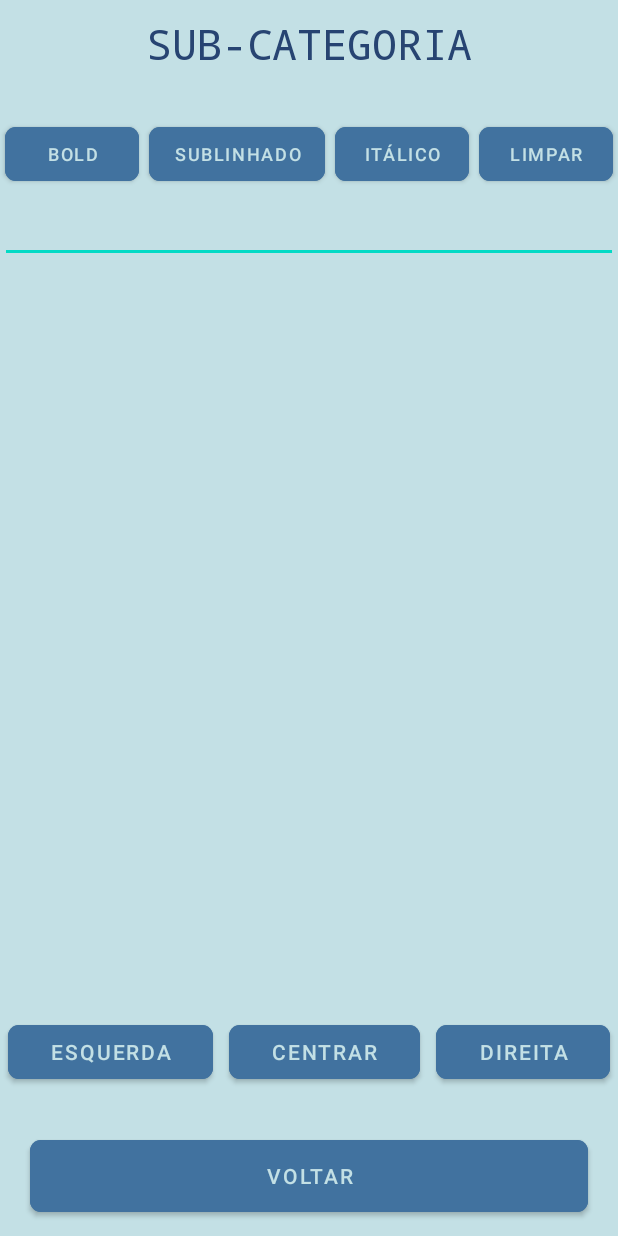
After one commit to farsenfsd/ULang, an Android app: the prof_criar_content screen opened directly, with no data from a screen before it, on a phone screen of 412 x 824 dp. The commit adds this screen. Run offline under Robolectric (Android 15) with nearby library versions, the phone set to English and light mode, and no system bars.

Commit message:
Progresso no content

```diff
--- a/app/src/main/AndroidManifest.xml
+++ b/app/src/main/AndroidManifest.xml
@@ -52,6 +52,9 @@
         <activity android:name=".prof_criar_subcat">
 
         </activity>
+        <activity android:name="prof_criar_content">
+
+        </activity>
     </application>
 
 </manifest>
--- /dev/null
+++ b/app/src/main/java/com/example/projectoubi_41400/prof_criar_content.java
@@ -0,0 +1,37 @@
+package com.example.projectoubi_41400;
+
+import android.os.Bundle;
+import android.view.View;
+import android.widget.EditText;
+
+import androidx.appcompat.app.AppCompatActivity;
+
+public class prof_criar_content extends AppCompatActivity {
+
+    private EditText editText;
+
+    @Override
+    protected void onCreate(Bundle savedInstanceState) {
+        super.onCreate(savedInstanceState);
+        setContentView(R.layout.activity_prof_criar_content);
+
+        editText = findViewById(R.id.content);
+    }
+
+    public void TextBold(View v){
+
+    }
+
+    public void TextUnderline(View v){
+
+    }
+
+    public void TextItallic(View v){
+
+    }
+
+    public void TextNoFormat(View v){
+
+    }
+
+}
--- a/app/src/main/java/com/example/projectoubi_41400/prof_criar_subcat.java
+++ b/app/src/main/java/com/example/projectoubi_41400/prof_criar_subcat.java
@@ -57,7 +57,6 @@ public class prof_criar_subcat
         TextView nameView = view.findViewById(R.id.name);
         nameView.setText("Olá");
 
-
     }
 
     private void buildDialog(){
@@ -107,8 +106,8 @@ public class prof_criar_subcat
         edit.setOnClickListener(new View.OnClickListener(){ // Não pronto
             @Override
             public void onClick(View v) {
-                Intent iActivity = new Intent( v.getContext(), prof_criar_subcat.class);
-                iActivity.putExtra("Cathegory_Name", name);
+                Intent iActivity = new Intent( v.getContext(), prof_criar_content.class);
+                iActivity.putExtra("Subcathegory_Name", name);
                 Gson gson = new Gson();
                 String pacote = gson.toJson(novo);
                 iActivity.putExtra("Pacote", pacote);
--- a/app/src/main/res/layout/activity_prof_criar.xml
+++ b/app/src/main/res/layout/activity_prof_criar.xml
@@ -51,7 +51,7 @@
             android:id="@+id/addCategoria"
             android:layout_width="wrap_content"
             android:layout_height="wrap_content"
-            android:layout_marginLeft="50dp"
+            android:layout_marginStart="50dp"
             android:layout_marginBottom="10dp"
             android:backgroundTint="#41729f"
             android:onClick="OpenAbrirDialogo"
@@ -64,9 +64,7 @@
             android:id="@+id/addCategoria2"
             android:layout_width="wrap_content"
             android:layout_height="wrap_content"
-            android:layout_alignParentEnd="true"
-            android:layout_alignParentRight="true"
-            android:layout_marginLeft="70dp"
+            android:layout_marginStart="70dp"
             android:layout_marginBottom="10dp"
             android:backgroundTint="#41729f"
             android:onClick="OpenGuardarPacote"
--- /dev/null
+++ b/app/src/main/res/layout/activity_prof_criar_content.xml
@@ -0,0 +1,182 @@
+<?xml version="1.0" encoding="utf-8"?>
+<RelativeLayout
+    xmlns:android="http://schemas.android.com/apk/res/android"
+    xmlns:app="http://schemas.android.com/apk/res-auto"
+    xmlns:tools="http://schemas.android.com/tools"
+    android:layout_width="match_parent"
+    android:layout_height="match_parent"
+    android:background="#c3e0e5"
+    tools:context=".prof_criar_content">
+
+    <LinearLayout
+        android:id="@+id/buttonsformat"
+        android:layout_width="match_parent"
+        android:layout_height="wrap_content"
+        android:layout_centerHorizontal="true"
+        android:layout_above="@+id/scrollview"
+        android:orientation="horizontal"
+        android:weightSum="4">
+
+        <Button
+            android:id="@+id/buttonBold"
+            android:layout_width="wrap_content"
+            android:layout_height="wrap_content"
+            android:layout_margin="03dp"
+            android:layout_weight="1"
+            android:backgroundTint="#41729f"
+            android:onClick="TextBold"
+            android:text="Bold"
+            android:textColor="#c3e0e5"
+            android:textSize="12dp"
+            app:cornerRadius="7dp"
+            app:rippleColor="#33AAAAAA" />
+
+        <Button
+            android:id="@+id/buttonUnderline"
+            android:layout_width="wrap_content"
+            android:layout_height="wrap_content"
+            android:layout_margin="3dp"
+            android:layout_weight="1"
+            android:backgroundTint="#41729f"
+            android:onClick="TextUnderline"
+            android:text="Sublinhado"
+            android:textColor="#c3e0e5"
+            app:cornerRadius="7dp"
+            android:textSize="12dp"
+            app:rippleColor="#33AAAAAA" />
+
+        <Button
+            android:id="@+id/buttonItallics"
+            android:layout_width="wrap_content"
+            android:layout_height="wrap_content"
+            android:layout_margin="3dp"
+            android:layout_weight="1"
+            android:backgroundTint="#41729f"
+            android:onClick="TextItallic"
+            android:text="Itálico"
+            android:textColor="#c3e0e5"
+            app:cornerRadius="7dp"
+            android:textSize="12dp"
+            app:rippleColor="#33AAAAAA" />
+
+        <Button
+            android:id="@+id/buttonNoFormat"
+            android:layout_width="wrap_content"
+            android:layout_height="wrap_content"
+            android:layout_margin="3dp"
+            android:layout_weight="1"
+            android:backgroundTint="#41729f"
+            android:onClick="TextNoFormat"
+            android:text="Limpar"
+            android:textColor="#c3e0e5"
+            app:cornerRadius="7dp"
+            android:textSize="12dp"
+            app:rippleColor="#33AAAAAA" />
+    </LinearLayout>
+
+    <TextView
+        android:id="@+id/subcathegory"
+        android:layout_width="match_parent"
+        android:layout_height="50dp"
+        android:layout_marginTop="10dp"
+        android:layout_marginBottom="70dp"
+        android:fontFamily="monospace"
+        android:text="SUB-CATEGORIA"
+        android:textAlignment="center"
+        android:textColor="#274472"
+        android:textSize="28sp"
+        app:layout_constraintEnd_toEndOf="parent"
+        app:layout_constraintHorizontal_bias="0.535"
+        app:layout_constraintStart_toStartOf="parent" />
+
+    <LinearLayout
+        android:id="@+id/buttonsOrientation"
+        android:layout_width="match_parent"
+        android:layout_height="104dp"
+        android:layout_above="@+id/voltarLayout"
+        android:layout_below="@+id/scrollview"
+        android:layout_marginTop="-20dp"
+        android:orientation="horizontal"
+        android:weightSum="3">
+
+        <Button
+            android:id="@+id/buttonLeft"
+            android:layout_width="wrap_content"
+            android:layout_height="wrap_content"
+            android:layout_margin="5dp"
+            android:layout_weight="1"
+            android:backgroundTint="#41729f"
+            android:onClick="TextBold"
+            android:text="Esquerda"
+            android:textColor="#c3e0e5"
+            app:cornerRadius="7dp"
+            app:rippleColor="#33AAAAAA" />
+
+        <Button
+            android:id="@+id/buttonCenter"
+            android:layout_width="wrap_content"
+            android:layout_height="wrap_content"
+            android:layout_margin="5dp"
+            android:layout_weight="1"
+            android:backgroundTint="#41729f"
+            android:onClick="TextUnderline"
+            android:text="Centrar"
+            android:textColor="#c3e0e5"
+            app:cornerRadius="7dp"
+            app:rippleColor="#33AAAAAA" />
+
+        <Button
+            android:id="@+id/buttonRight"
+            android:layout_width="wrap_content"
+            android:layout_height="wrap_content"
+            android:layout_margin="5dp"
+            android:layout_weight="1"
+            android:backgroundTint="#41729f"
+            android:onClick="TextItallic"
+            android:text="Direita"
+            android:textColor="#c3e0e5"
+            app:cornerRadius="7dp"
+            app:rippleColor="#33AAAAAA" />
+
+    </LinearLayout>
+
+    <ScrollView
+        android:id="@+id/scrollview"
+        android:layout_width="match_parent"
+        android:layout_height="562dp"
+        android:layout_below="@+id/subcathegory"
+        android:scrollbars="none">
+
+        <EditText
+            android:id="@+id/content"
+            android:layout_width="match_parent"
+            android:layout_height="wrap_content"
+            android:ems="10"
+            android:gravity="start|top"
+            android:inputType="textMultiLine" />
+    </ScrollView>
+
+    <LinearLayout
+        android:id="@+id/voltarLayout"
+        android:layout_width="match_parent"
+        android:layout_height="70dp"
+        android:layout_above="@id/scrollview"
+        android:layout_alignParentBottom="true"
+        android:layout_marginBottom="0dp"
+        android:orientation="horizontal">
+
+        <Button
+            android:id="@+id/voltar"
+            android:layout_width="match_parent"
+            android:layout_height="match_parent"
+            android:layout_marginLeft="20dp"
+            android:layout_marginRight="20dp"
+            android:layout_marginBottom="10dp"
+            android:backgroundTint="#41729f"
+            android:text="Voltar"
+            android:textColor="#c3e0e5"
+            app:cornerRadius="7dp"
+            app:rippleColor="#33AAAAAA" />
+    </LinearLayout>
+
+</RelativeLayout>
--- a/app/src/main/res/layout/activity_prof_criar_subcat.xml
+++ b/app/src/main/res/layout/activity_prof_criar_subcat.xml
@@ -51,7 +51,7 @@
             android:id="@+id/addSubCategoria"
             android:layout_width="wrap_content"
             android:layout_height="wrap_content"
-            android:layout_marginLeft="50dp"
+            android:layout_marginStart="50dp"
             android:layout_marginBottom="10dp"
             android:backgroundTint="#41729f"
             android:onClick="OpenAbrirDialogo"
@@ -64,9 +64,7 @@
             android:id="@+id/voltar"
             android:layout_width="wrap_content"
             android:layout_height="wrap_content"
-            android:layout_alignParentEnd="true"
-            android:layout_alignParentRight="true"
-            android:layout_marginLeft="70dp"
+            android:layout_marginStart="70dp"
             android:layout_marginBottom="10dp"
             android:backgroundTint="#41729f"
             android:onClick="OpenGuardarPacote"
```
